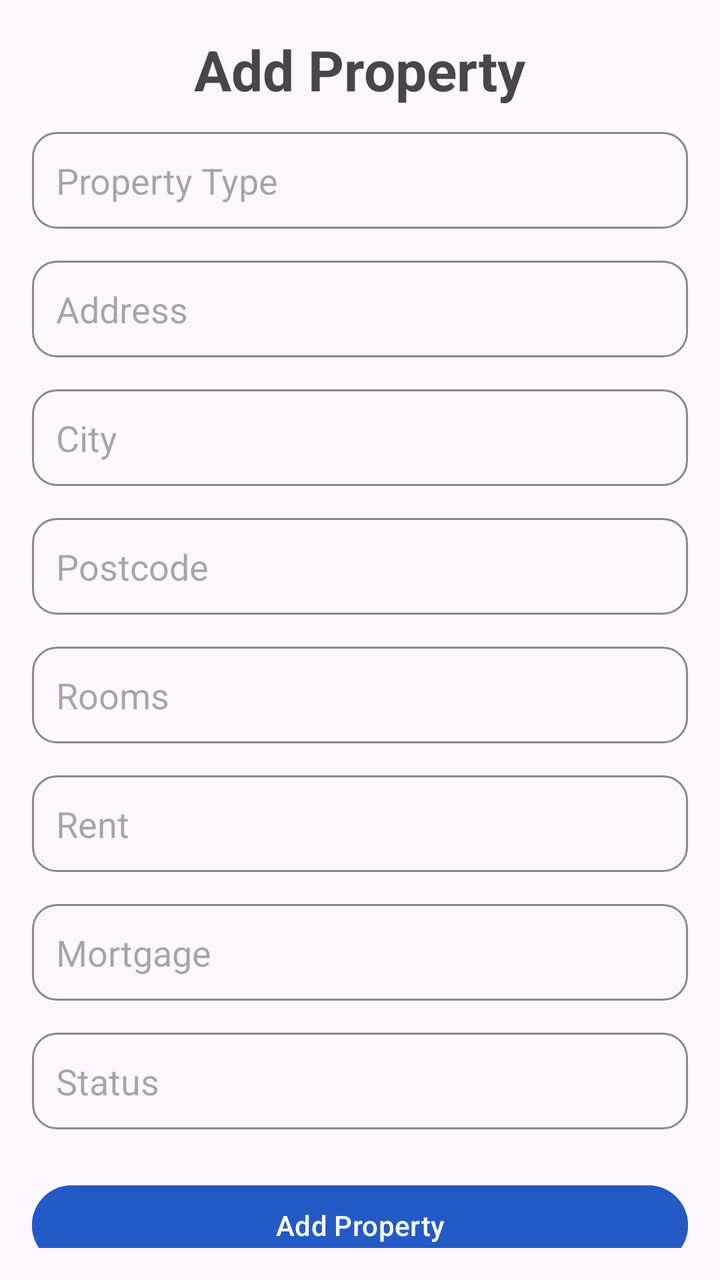
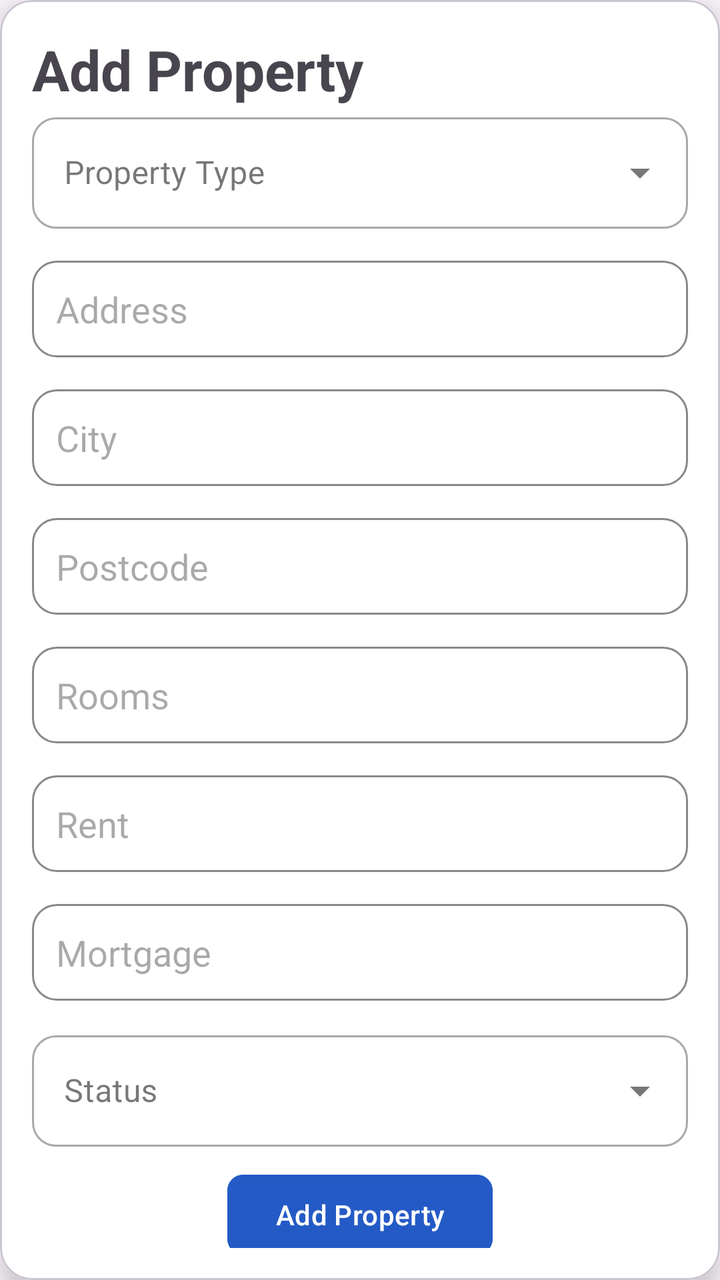

An Android layout rendered at two revisions. The XML below is the earlier revision; the diff shows what the commit changed to produce the second picture.
<!-- AndroidManifest.xml: application theme Theme.ProbbyApp -->
<!-- res/layout/fragment_add_properties.xml -->
<?xml version="1.0" encoding="utf-8"?>
<androidx.constraintlayout.widget.ConstraintLayout
    xmlns:android="http://schemas.android.com/apk/res/android"
    xmlns:app="http://schemas.android.com/apk/res-auto"
    android:layout_width="match_parent"
    android:layout_height="match_parent"
    android:padding="16dp">

    <TextView
        android:id="@+id/title"
        android:layout_width="wrap_content"
        android:layout_height="wrap_content"
        android:text="@string/add_property"
        android:textSize="28sp"
        android:textStyle="bold"
        app:layout_constraintEnd_toEndOf="parent"
        app:layout_constraintHorizontal_bias="0.498"
        app:layout_constraintStart_toStartOf="parent"
        app:layout_constraintTop_toTopOf="parent" />

    <EditText
        android:id="@+id/pType"
        android:layout_width="0dp"
        android:layout_height="wrap_content"
        android:hint="@string/property_type"
        android:inputType="text"
        android:padding="12dp"
        android:background="@drawable/rounded_transparent"
        android:layout_marginTop="50dp"
        app:layout_constraintTop_toTopOf="@id/title"
        app:layout_constraintStart_toStartOf="parent"
        app:layout_constraintEnd_toEndOf="parent"/>

    <EditText
        android:id="@+id/address"
        android:layout_width="0dp"
        android:layout_height="wrap_content"
        android:hint="Address"
        android:inputType="text"
        android:padding="12dp"
        android:background="@drawable/rounded_transparent"
        android:layout_marginTop="16dp"
        app:layout_constraintTop_toBottomOf="@id/pType"
        app:layout_constraintStart_toStartOf="parent"
        app:layout_constraintEnd_toEndOf="parent"/>
    <EditText
        android:id="@+id/city"
        android:layout_width="0dp"
        android:layout_height="wrap_content"
        android:hint="@string/city"
        android:inputType="text"
        android:padding="12dp"
        android:background="@drawable/rounded_transparent"
        android:layout_marginTop="16dp"
        app:layout_constraintTop_toBottomOf="@id/address"
        app:layout_constraintStart_toStartOf="parent"
        app:layout_constraintEnd_toEndOf="parent"/>
    <EditText
        android:id="@+id/postcode"
        android:layout_width="0dp"
        android:layout_height="wrap_content"
        android:hint="@string/postcode"
        android:inputType="text"
        android:padding="12dp"
        android:background="@drawable/rounded_transparent"
        android:layout_marginTop="16dp"
        app:layout_constraintTop_toBottomOf="@id/city"
        app:layout_constraintStart_toStartOf="parent"
        app:layout_constraintEnd_toEndOf="parent"/>
    <EditText
        android:id="@+id/rooms"
        android:layout_width="0dp"
        android:layout_height="wrap_content"
        android:hint="@string/rooms"
        android:inputType="text"
        android:padding="12dp"
        android:background="@drawable/rounded_transparent"
        android:layout_marginTop="16dp"
        app:layout_constraintTop_toBottomOf="@id/postcode"
        app:layout_constraintStart_toStartOf="parent"
        app:layout_constraintEnd_toEndOf="parent"/>
    <EditText
        android:id="@+id/rent"
        android:layout_width="0dp"
        android:layout_height="wrap_content"
        android:hint="@string/rent"
        android:inputType="text"
        android:padding="12dp"
        android:background="@drawable/rounded_transparent"
        android:layout_marginTop="16dp"
        app:layout_constraintTop_toBottomOf="@id/rooms"
        app:layout_constraintStart_toStartOf="parent"
        app:layout_constraintEnd_toEndOf="parent"/>
    <EditText
        android:id="@+id/mortgage"
        android:layout_width="0dp"
        android:layout_height="wrap_content"
        android:hint="@string/mortgage"
        android:inputType="text"
        android:padding="12dp"
        android:background="@drawable/rounded_transparent"
        android:layout_marginTop="16dp"
        app:layout_constraintTop_toBottomOf="@id/rent"
        app:layout_constraintStart_toStartOf="parent"
        app:layout_constraintEnd_toEndOf="parent"/>
    <EditText
        android:id="@+id/status"
        android:layout_width="0dp"
        android:layout_height="wrap_content"
        android:hint="@string/status"
        android:inputType="text"
        android:padding="12dp"
        android:background="@drawable/rounded_transparent"
        android:layout_marginTop="16dp"
        app:layout_constraintTop_toBottomOf="@id/mortgage"
        app:layout_constraintStart_toStartOf="parent"
        app:layout_constraintEnd_toEndOf="parent"/>
    <Button
        android:id="@+id/btnSubmit"
        android:layout_width="0dp"
        android:layout_height="wrap_content"
        android:text="@string/add_property"
        android:backgroundTint="?attr/colorPrimary"
        app:layout_constraintTop_toBottomOf="@id/status"
        app:layout_constraintStart_toStartOf="@id/status"
        app:layout_constraintEnd_toEndOf="@id/status"
        android:layout_marginTop="24dp" />


</androidx.constraintlayout.widget.ConstraintLayout>
<!-- resources referenced by this layout -->
<resources>
  <!-- drawable rounded_transparent (drawable) -->
  <?xml version="1.0" encoding="utf-8"?>
      <shape xmlns:android="http://schemas.android.com/apk/res/android"
          android:shape="rectangle">
  
          
          <solid android:color="@android:color/transparent" />
  
          
          <stroke
              android:width="1dp"
              android:color="#888888" /> 
  
          
          <corners android:radius="12dp" />
  
      </shape>
  <string name="add_property">Add Property</string>
  <string name="city">City</string>
  <string name="mortgage">Mortgage</string>
  <string name="postcode">Postcode</string>
  <string name="property_type">Property Type</string>
  <string name="rent">Rent</string>
  <string name="rooms">Rooms</string>
  <string name="status">Status</string>
  <style name="Theme.ProbbyApp" parent="Theme.MaterialComponents.DayNight.DarkActionBar">
          
          <item name="colorPrimary">#245AC5</item>
          <item name="colorPrimaryVariant">#373738</item>
          <item name="colorOnPrimary">@color/white</item>
          
          <item name="colorSecondary">#454242</item>
          <item name="colorSecondaryVariant">@color/teal_700</item>
          <item name="colorOnSecondary">@color/black</item>
          
          <item name="android:statusBarColor">#245AC5</item>
          
      </style>
  <color name="white">#FFFFFFFF</color>
  <color name="teal_700">#FF018786</color>
  <color name="black">#FF000000</color>
</resources>

<!-- the commit's change to res/layout/fragment_add_properties.xml (unified diff, before → after) -->
@@ -1,11 +1,28 @@
 <?xml version="1.0" encoding="utf-8"?>
-<androidx.constraintlayout.widget.ConstraintLayout
+<com.google.android.material.card.MaterialCardView
     xmlns:android="http://schemas.android.com/apk/res/android"
     xmlns:app="http://schemas.android.com/apk/res-auto"
+    xmlns:tools="http://schemas.android.com/tools"
     android:layout_width="match_parent"
-    android:layout_height="match_parent"
-    android:padding="16dp">
+    android:layout_height="wrap_content"
+    android:layout_margin="24dp"
+    app:cardCornerRadius="16dp"
+    app:cardElevation="8dp"
+    android:background="@android:color/white"
+    tools:context=".views.PropertyDetailsFragment"
+    app:cardPreventCornerOverlap="false">
 
+    <ScrollView
+        android:layout_width="match_parent"
+        android:layout_height="wrap_content"
+        android:padding="16dp"
+        android:background="@color/cardview_light_background">
+    <LinearLayout
+        android:layout_width="match_parent"
+        android:layout_height="wrap_content"
+        android:orientation="vertical"
+        android:background="@color/cardview_light_background"
+        >
     <TextView
         android:id="@+id/title"
         android:layout_width="wrap_content"
@@ -18,22 +35,27 @@
         app:layout_constraintStart_toStartOf="parent"
         app:layout_constraintTop_toTopOf="parent" />
 
-    <EditText
-        android:id="@+id/pType"
-        android:layout_width="0dp"
-        android:layout_height="wrap_content"
-        android:hint="@string/property_type"
-        android:inputType="text"
-        android:padding="12dp"
-        android:background="@drawable/rounded_transparent"
-        android:layout_marginTop="50dp"
-        app:layout_constraintTop_toTopOf="@id/title"
-        app:layout_constraintStart_toStartOf="parent"
-        app:layout_constraintEnd_toEndOf="parent"/>
+        <com.google.android.material.textfield.TextInputLayout
+            style="@style/Widget.MaterialComponents.TextInputLayout.OutlinedBox.ExposedDropdownMenu"
+            android:layout_width="match_parent"
+            android:layout_height="wrap_content"
+            android:hint="@string/property_type"
+            app:boxCornerRadiusBottomEnd="12dp"
+            app:boxCornerRadiusBottomStart="12dp"
+            app:boxCornerRadiusTopEnd="12dp"
+            app:boxCornerRadiusTopStart="12dp">
+
+            <AutoCompleteTextView
+                android:id="@+id/pType"
+                android:layout_width="match_parent"
+                android:layout_height="wrap_content"
+                android:inputType="none"
+               />
+        </com.google.android.material.textfield.TextInputLayout>
 
     <EditText
         android:id="@+id/address"
-        android:layout_width="0dp"
+        android:layout_width="match_parent"
         android:layout_height="wrap_content"
         android:hint="Address"
         android:inputType="text"
@@ -45,7 +67,7 @@
         app:layout_constraintEnd_toEndOf="parent"/>
     <EditText
         android:id="@+id/city"
-        android:layout_width="0dp"
+        android:layout_width="match_parent"
         android:layout_height="wrap_content"
         android:hint="@string/city"
         android:inputType="text"
@@ -57,7 +79,7 @@
         app:layout_constraintEnd_toEndOf="parent"/>
     <EditText
         android:id="@+id/postcode"
-        android:layout_width="0dp"
+        android:layout_width="match_parent"
         android:layout_height="wrap_content"
         android:hint="@string/postcode"
         android:inputType="text"
@@ -69,7 +91,7 @@
         app:layout_constraintEnd_toEndOf="parent"/>
     <EditText
         android:id="@+id/rooms"
-        android:layout_width="0dp"
+        android:layout_width="match_parent"
         android:layout_height="wrap_content"
         android:hint="@string/rooms"
         android:inputType="text"
@@ -81,7 +103,7 @@
         app:layout_constraintEnd_toEndOf="parent"/>
     <EditText
         android:id="@+id/rent"
-        android:layout_width="0dp"
+        android:layout_width="match_parent"
         android:layout_height="wrap_content"
         android:hint="@string/rent"
         android:inputType="text"
@@ -93,7 +115,7 @@
         app:layout_constraintEnd_toEndOf="parent"/>
     <EditText
         android:id="@+id/mortgage"
-        android:layout_width="0dp"
+        android:layout_width="match_parent"
         android:layout_height="wrap_content"
         android:hint="@string/mortgage"
         android:inputType="text"
@@ -103,28 +125,34 @@
         app:layout_constraintTop_toBottomOf="@id/rent"
         app:layout_constraintStart_toStartOf="parent"
         app:layout_constraintEnd_toEndOf="parent"/>
-    <EditText
-        android:id="@+id/status"
-        android:layout_width="0dp"
-        android:layout_height="wrap_content"
-        android:hint="@string/status"
-        android:inputType="text"
-        android:padding="12dp"
-        android:background="@drawable/rounded_transparent"
-        android:layout_marginTop="16dp"
-        app:layout_constraintTop_toBottomOf="@id/mortgage"
-        app:layout_constraintStart_toStartOf="parent"
-        app:layout_constraintEnd_toEndOf="parent"/>
+
+        <com.google.android.material.textfield.TextInputLayout
+            style="@style/Widget.MaterialComponents.TextInputLayout.OutlinedBox.ExposedDropdownMenu"
+            android:layout_width="match_parent"
+            android:layout_height="wrap_content"
+            android:hint="@string/status"
+            android:layout_marginTop="12dp"
+            app:boxCornerRadiusBottomEnd="12dp"
+            app:boxCornerRadiusBottomStart="12dp"
+            app:boxCornerRadiusTopEnd="12dp"
+            app:boxCornerRadiusTopStart="12dp">
+
+            <AutoCompleteTextView
+                android:id="@+id/status"
+                android:layout_width="match_parent"
+                android:layout_height="wrap_content"
+                android:inputType="none"
+                 />
+        </com.google.android.material.textfield.TextInputLayout>
     <Button
         android:id="@+id/btnSubmit"
-        android:layout_width="0dp"
+        android:layout_width="wrap_content"
+        android:layout_gravity="center_horizontal"
         android:layout_height="wrap_content"
         android:text="@string/add_property"
-        android:backgroundTint="?attr/colorPrimary"
-        app:layout_constraintTop_toBottomOf="@id/status"
-        app:layout_constraintStart_toStartOf="@id/status"
-        app:layout_constraintEnd_toEndOf="@id/status"
-        android:layout_marginTop="24dp" />
-
-
-</androidx.constraintlayout.widget.ConstraintLayout>
+        android:layout_marginTop="10dp"
+        app:cornerRadius="8dp"
+        android:backgroundTint="?attr/colorPrimary"/>
+    </LinearLayout>
+    </ScrollView>
+</com.google.android.material.card.MaterialCardView>
